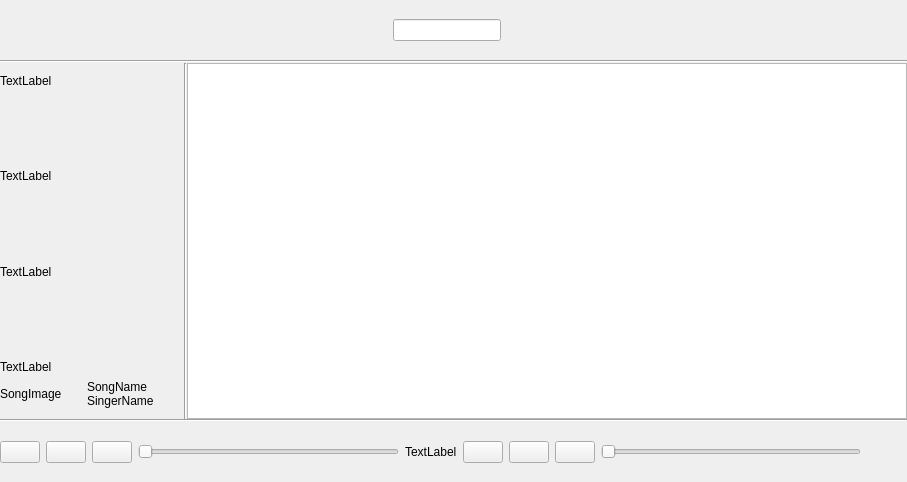
100yang/Study, file Human-Interaction/Music_Play/mainwindow.ui: the form before one commit.
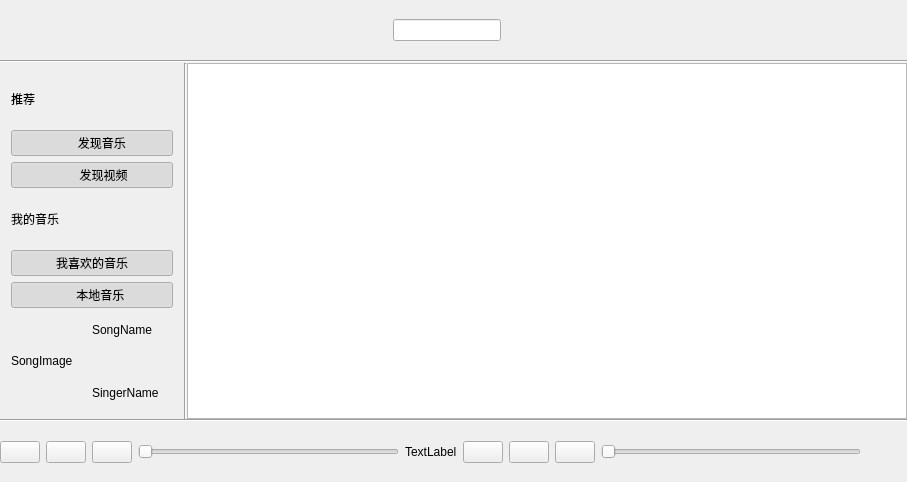
The form after the commit. Icons and pictures are not drawn. Custom widgets are drawn as their Qt base class.

The edit to the form file:
```diff
--- a/Human-Interaction/Music_Play/mainwindow.ui
+++ b/Human-Interaction/Music_Play/mainwindow.ui
@@ -228,33 +228,36 @@
             </size>
            </property>
            <layout class="QVBoxLayout" name="verticalLayout_3">
-            <property name="leftMargin">
-             <number>0</number>
-            </property>
             <item>
              <widget class="QLabel" name="label">
-              <property name="text">
-               <string>TextLabel</string>
-              </property>
-             </widget>
-            </item>
-            <item>
-             <spacer name="verticalSpacer_3">
-              <property name="orientation">
-               <enum>Qt::Vertical</enum>
-              </property>
-              <property name="sizeHint" stdset="0">
+              <property name="maximumSize">
                <size>
-                <width>20</width>
-                <height>56</height>
+                <width>16777215</width>
+                <height>50</height>
                </size>
               </property>
-             </spacer>
+              <property name="text">
+               <string>推荐</string>
+              </property>
+             </widget>
             </item>
             <item>
-             <widget class="QLabel" name="label_2">
+             <widget class="QPushButton" name="pushButton">
+              <property name="layoutDirection">
+               <enum>Qt::LeftToRight</enum>
+              </property>
               <property name="text">
-               <string>TextLabel</string>
+               <string>      发现音乐</string>
+              </property>
+              <property name="icon">
+               <iconset resource="res.qrc">
+                <normaloff>:/Images/music.png</normaloff>:/Images/music.png</iconset>
+              </property>
+              <property name="checkable">
+               <bool>true</bool>
+              </property>
+              <property name="checked">
+               <bool>true</bool>
               </property>
              </widget>
             </item>
@@ -263,18 +266,37 @@
               <property name="orientation">
                <enum>Qt::Vertical</enum>
               </property>
+              <property name="sizeType">
+               <enum>QSizePolicy::Fixed</enum>
+              </property>
               <property name="sizeHint" stdset="0">
                <size>
                 <width>20</width>
-                <height>56</height>
+                <height>0</height>
                </size>
               </property>
              </spacer>
             </item>
             <item>
-             <widget class="QLabel" name="label_4">
+             <widget class="QPushButton" name="pushButton_2">
+              <property name="layoutDirection">
+               <enum>Qt::LeftToRight</enum>
+              </property>
               <property name="text">
-               <string>TextLabel</string>
+               <string>       发现视频</string>
+              </property>
+              <property name="icon">
+               <iconset resource="res.qrc">
+                <normaloff>:/Images/mv.png</normaloff>:/Images/mv.png</iconset>
+              </property>
+              <property name="checkable">
+               <bool>true</bool>
+              </property>
+              <property name="checked">
+               <bool>true</bool>
+              </property>
+              <property name="autoRepeat">
+               <bool>false</bool>
               </property>
              </widget>
             </item>
@@ -283,23 +305,49 @@
               <property name="orientation">
                <enum>Qt::Vertical</enum>
               </property>
+              <property name="sizeType">
+               <enum>QSizePolicy::Fixed</enum>
+              </property>
               <property name="sizeHint" stdset="0">
                <size>
                 <width>20</width>
-                <height>56</height>
+                <height>0</height>
                </size>
               </property>
              </spacer>
             </item>
             <item>
-             <widget class="QLabel" name="label_5">
+             <widget class="QLabel" name="label_2">
+              <property name="maximumSize">
+               <size>
+                <width>16777215</width>
+                <height>50</height>
+               </size>
+              </property>
               <property name="text">
-               <string>TextLabel</string>
+               <string>我的音乐</string>
               </property>
              </widget>
             </item>
             <item>
-             <spacer name="verticalSpacer_6">
+             <widget class="QPushButton" name="pushButton_3">
+              <property name="text">
+               <string>我喜欢的音乐</string>
+              </property>
+              <property name="icon">
+               <iconset resource="res.qrc">
+                <normaloff>:/Images/lovemusic.png</normaloff>:/Images/lovemusic.png</iconset>
+              </property>
+              <property name="checkable">
+               <bool>true</bool>
+              </property>
+              <property name="checked">
+               <bool>true</bool>
+              </property>
+             </widget>
+            </item>
+            <item>
+             <spacer name="verticalSpacer_3">
               <property name="orientation">
                <enum>Qt::Vertical</enum>
               </property>
@@ -308,14 +356,34 @@
               </property>
               <property name="sizeHint" stdset="0">
                <size>
-                <width>0</width>
+                <width>20</width>
                 <height>0</height>
                </size>
               </property>
              </spacer>
             </item>
+            <item>
+             <widget class="QPushButton" name="pushButton_4">
+              <property name="text">
+               <string>     本地音乐</string>
+              </property>
+              <property name="icon">
+               <iconset resource="res.qrc">
+                <normaloff>:/Images/localmusic.png</normaloff>:/Images/localmusic.png</iconset>
+              </property>
+              <property name="checkable">
+               <bool>true</bool>
+              </property>
+              <property name="checked">
+               <bool>true</bool>
+              </property>
+             </widget>
+            </item>
             <item>
              <layout class="QGridLayout" name="gridLayout">
+              <property name="topMargin">
+               <number>0</number>
+              </property>
               <property name="spacing">
                <number>0</number>
               </property>
```
Left out of the diff: 23 changed lines with no effect on the pictures.
